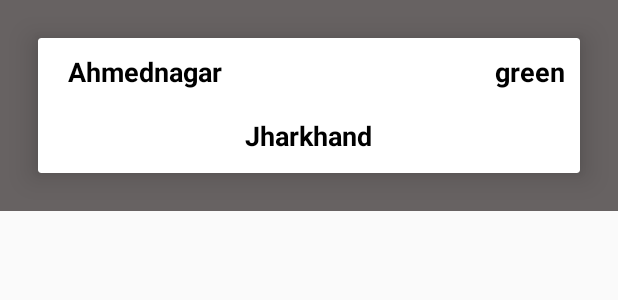
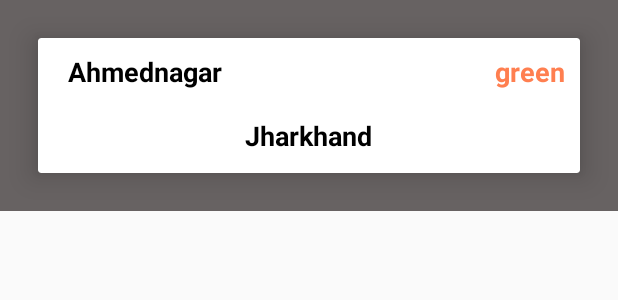
Before and after one commit to Shubham2157/covid-19_Tracker, an Android app: the layout districtzonelist.xml on its own in the app's theme, with its tools: preview values and no code run, on a phone screen of 412 x 824 dp. Shown: the top 300 px of the screen. Run offline under Robolectric (Android 15) with nearby library versions, the phone set to English and light mode, and no system bars; network calls fail.

Commit message:
text colour change in risk zone

```diff
--- a/app/src/main/res/layout/districtzonelist.xml
+++ b/app/src/main/res/layout/districtzonelist.xml
@@ -33,7 +33,7 @@
             android:layout_gravity="end"
             android:layout_margin="10dp"
             android:text="green"
-            android:textColor="#000"
+            android:textColor="#FF7F50"
             android:textSize="18sp"
             android:textStyle="bold" />
 
```
